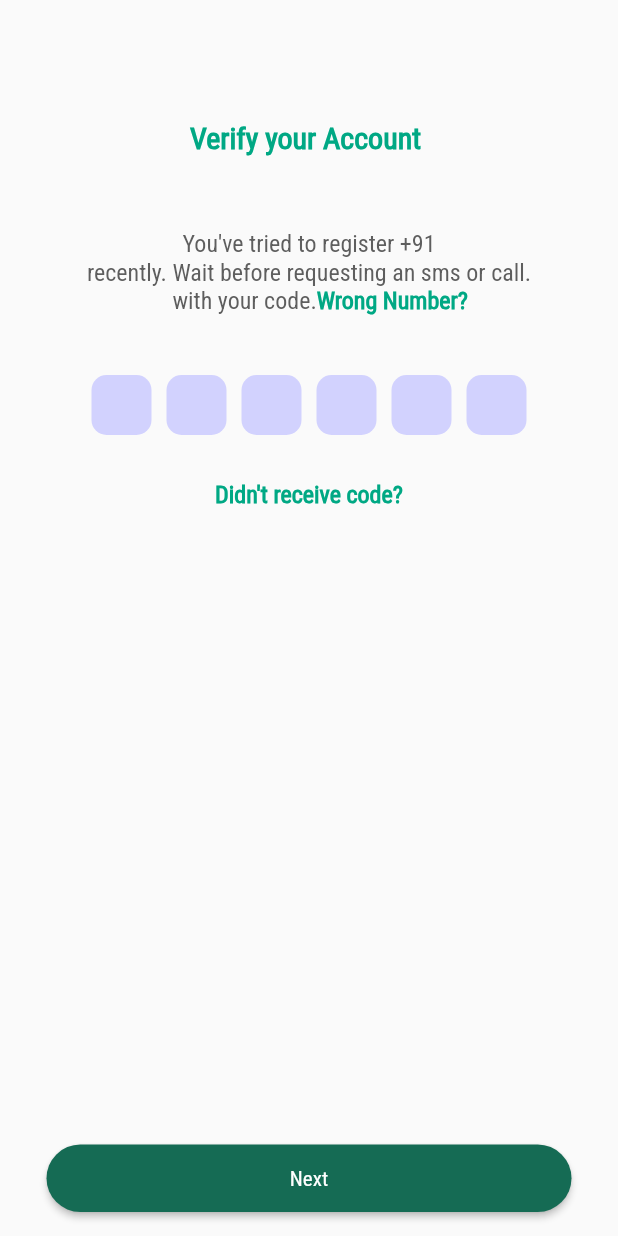
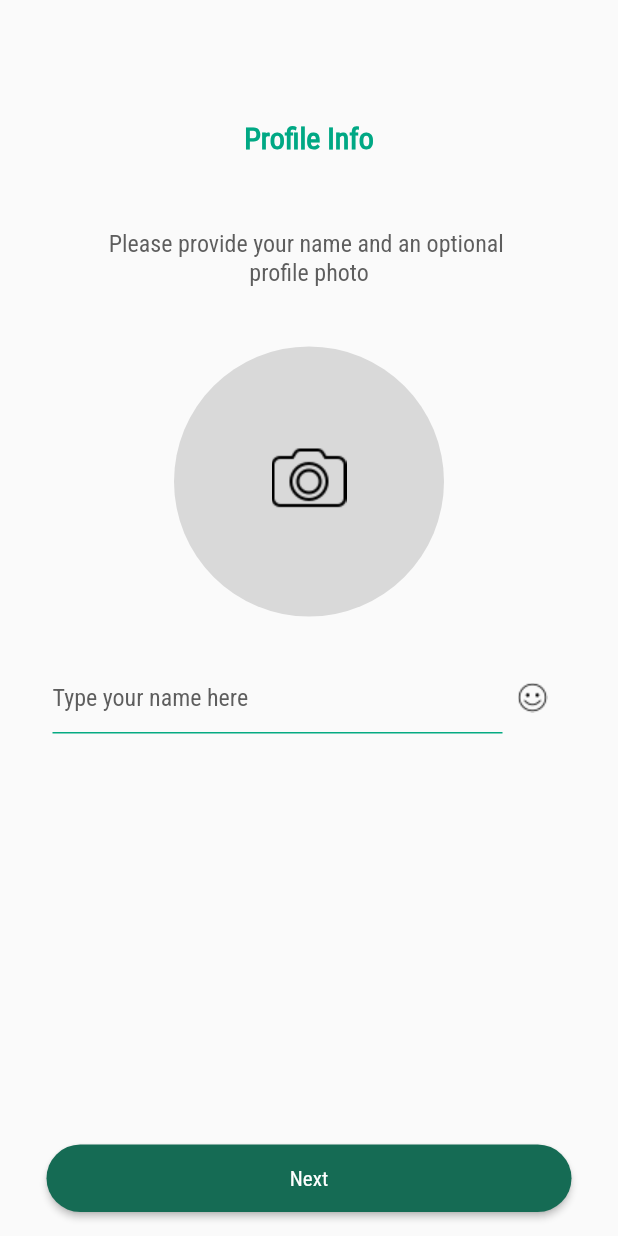
Before and after one commit to Linuxcode01/WhatsApp-Ui, a Flutter app: the OptScreen screen opened directly with empty values, after a tap on "Next", on a phone screen of 412 x 824 dp. Run offline on Flutter 3.47's test engine with Material 3 defaults, Android fonts, the phone set to English and light mode, and no system bars; our stand-ins replace image_picker.

Commit message:
profile picture

```diff
--- a/lib/Screens/Otp/otpscreen.dart
+++ b/lib/Screens/Otp/otpscreen.dart
@@ -1,6 +1,7 @@
 import 'package:flutter/material.dart';
 
 import '../Widgets/UiHelper.dart';
+import '../profile/profilescreen.dart';
 
 class OptScreen extends StatelessWidget {
   String phonenumber;
@@ -84,7 +85,9 @@ class OptScreen extends StatelessWidget {
           ],
         ),
       ),
-      floatingActionButton: UiHelper.CustomButtom(callback: (){}, buttonname: "Next"),
+      floatingActionButton: UiHelper.CustomButtom(callback: (){
+        Navigator.pushReplacement(context, MaterialPageRoute(builder: (context)=> ProfileScreen()));
+      }, buttonname: "Next"),
       floatingActionButtonLocation: FloatingActionButtonLocation.centerFloat,
     );
   }
--- /dev/null
+++ b/lib/Screens/profile/profilescreen.dart
@@ -0,0 +1,151 @@
+import 'dart:io';
+
+import 'package:flutter/cupertino.dart';
+import 'package:flutter/material.dart';
+import 'package:image_picker/image_picker.dart';
+
+import '../Widgets/UiHelper.dart';
+
+class ProfileScreen extends StatefulWidget {
+  @override
+  State<ProfileScreen> createState() => _ProfileScreenState();
+}
+
+class _ProfileScreenState extends State<ProfileScreen> {
+  File? pickedImage;
+  TextEditingController nameController = TextEditingController();
+
+  @override
+  Widget build(BuildContext context) {
+    return Scaffold(
+      body: Center(
+        child: Column(
+          children: [
+            SizedBox(height: 80),
+            UiHelper.CustomText(
+              text: "Profile Info",
+              height: 20,
+              color: Color(0XFF00A884),
+              fontweight: FontWeight.bold,
+            ),
+            SizedBox(height: 50),
+            UiHelper.CustomText(
+              text: "Please provide your name and an optional ",
+              height: 16,
+            ),
+            UiHelper.CustomText(text: "profile photo", height: 16),
+            SizedBox(height: 40),
+            GestureDetector(
+              onTap: () {
+                _openBottom(context);
+              },
+              child: pickedImage == null? CircleAvatar(
+                radius: 90,
+                backgroundColor: Color(0XFFD9D9D9),
+                child: Image.asset(
+                  "assets/images/icons8-camera-50.png",
+                  fit: BoxFit.cover,
+                ),
+              ): CircleAvatar(
+                radius: 90,
+                backgroundImage: FileImage(pickedImage!),
+
+              ),
+            ),
+            SizedBox(height: 30),
+            Padding(
+              padding: const EdgeInsets.only(left: 35),
+              child: Row(
+                children: [
+                  SizedBox(
+                    width: 300,
+                    child: TextField(
+                      keyboardType: TextInputType.name,
+                      controller: nameController,
+                      decoration: InputDecoration(
+                        hintText: "Type your name here",
+                        hintStyle: TextStyle(color: Color(0XFF5E5E5E)),
+                        border: UnderlineInputBorder(
+                          borderSide: BorderSide(color: Color(0XFF05AA82)),
+                        ),
+                        enabledBorder: UnderlineInputBorder(
+                          borderSide: BorderSide(color: Color(0XFF05AA82)),
+                        ),
+                        focusedBorder: UnderlineInputBorder(
+                          borderSide: BorderSide(color: Color(0XFF05AA82)),
+                        ),
+                      ),
+                    ),
+                  ),
+                  SizedBox(
+                    height: 40,
+                    width: 40,
+                    child: Image.asset("assets/images/icons8-happy-20.png"),
+                  ),
+                ],
+              ),
+            ),
+          ],
+        ),
+      ),
+      floatingActionButton: UiHelper.CustomButtom(
+        callback: () {},
+        buttonname: "Next",
+      ),
+      floatingActionButtonLocation: FloatingActionButtonLocation.centerFloat,
+    );
+  }
+
+  _openBottom(BuildContext context) {
+    return showModalBottomSheet(
+      context: context,
+      builder: (BuildContext context) {
+        return Container(
+          height: 200,
+          width: 200,
+          child: Column(
+            mainAxisAlignment: MainAxisAlignment.center,
+            children: [
+              Row(
+                mainAxisAlignment: MainAxisAlignment.spaceEvenly,
+                children: [
+                  IconButton(
+                    onPressed: () {
+                      _pickImage(context,ImageSource.camera);
+                    },
+                    icon: Icon(Icons.camera_alt, size: 80, color: Colors.grey),
+                  ),
+                  IconButton(
+                    onPressed: () {
+                      _pickImage(context,ImageSource.gallery);
+                    },
+                    icon: Icon(Icons.image, size: 80, color: Colors.grey),
+                  ),
+                ],
+              ),
+            ],
+          ),
+        );
+      },
+    );
+  }
+
+  _pickImage(BuildContext context,ImageSource imageSource) async {
+    try {
+      final photo = await ImagePicker().pickImage(source: imageSource);
+      if (photo == null) return;
+      Navigator.pop(context);
+      final tempImage = File(photo.path);
+      setState(() {
+        pickedImage = tempImage;
+      });
+    } catch (ex) {
+      return ScaffoldMessenger.of(context).showSnackBar(
+        SnackBar(
+          content: Text(ex.toString()),
+          backgroundColor: Color(0XFF00A884),
+        ),
+      );
+    }
+  }
+}
--- a/pubspec.yaml
+++ b/pubspec.yaml
@@ -34,6 +34,7 @@ dependencies:
   # The following adds the Cupertino Icons font to your application.
   # Use with the CupertinoIcons class for iOS style icons.
   cupertino_icons: ^1.0.8
+  image_picker: ^1.2.0
 
 dev_dependencies:
   flutter_test:
```
Also changed, not shown: assets/images/icons8-camera-50.png (added), assets/images/icons8-happy-20.png (added), pubspec.lock.
